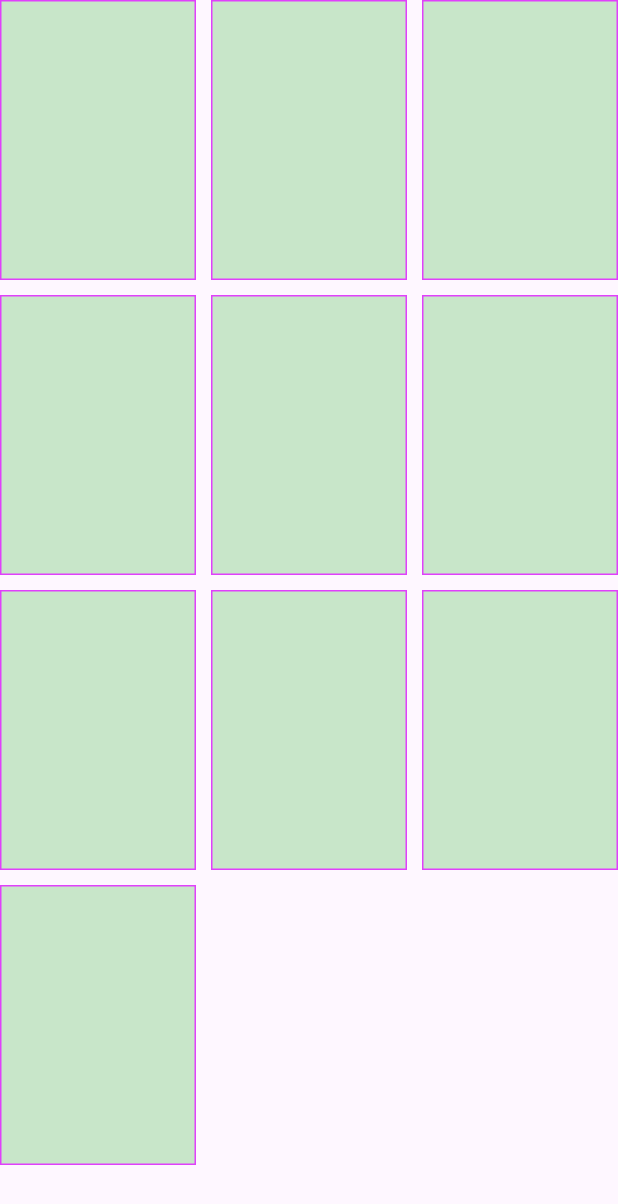
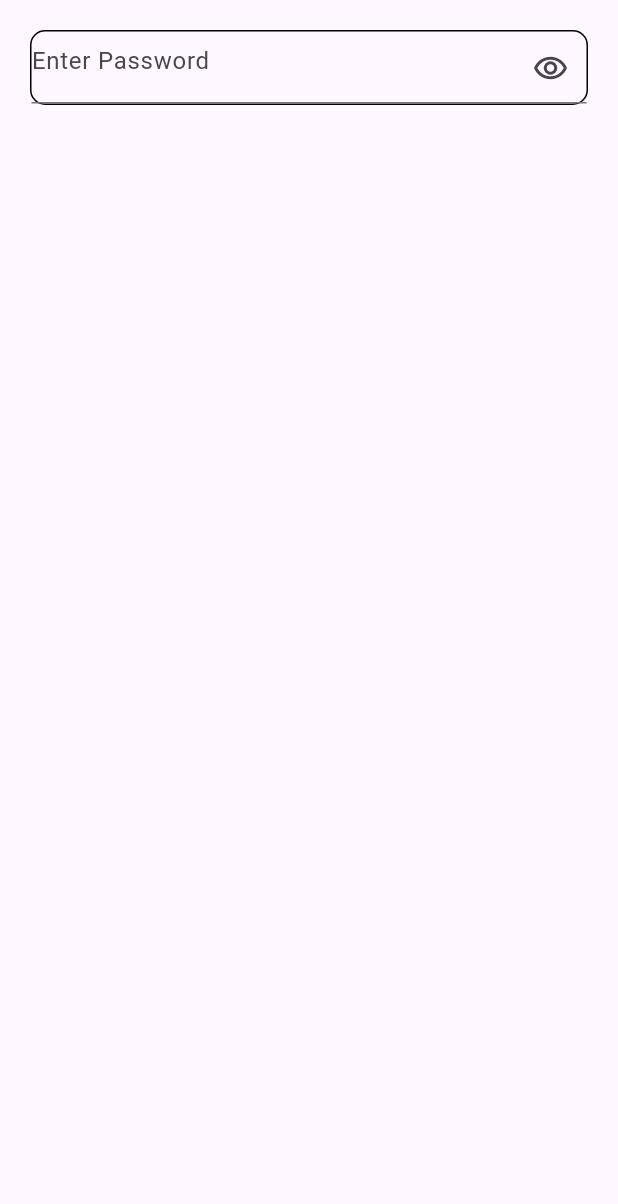
Before and after one commit to rehman3512/Online-Groceries-App, a Flutter app: the screen it shows after launch, on a phone screen of 412 x 824 dp. Shown: the top 1204 px of the screen. Run offline on Flutter 3.47's test engine with Material 3 defaults, Android fonts, the light colour scheme and no system bars; our stand-ins replace get, google_fonts, intl_phone_number_input.

Commit message:
password

```diff
--- a/lib/main.dart
+++ b/lib/main.dart
@@ -12,6 +12,7 @@ import 'package:online_groceries_app/Views/Starting_screen/Onboarding_screen/onb
 import 'package:online_groceries_app/Views/Starting_screen/Splash_screen/splash_Screen.dart';
 import 'package:online_groceries_app/Views/Auth_views/Login_screen/Login_Screen.dart';
 import 'package:online_groceries_app/Views/gridview.dart';
+import 'package:online_groceries_app/password.dart';
 
 void main()
 {
@@ -24,7 +25,7 @@ class MyApp extends StatelessWidget {
   Widget build(BuildContext context) {
     return GetMaterialApp(
       debugShowCheckedModeBanner: false,
-      home: GridClass(),
+      home: Password(),
     );
   }
 }
--- /dev/null
+++ b/lib/password.dart
@@ -0,0 +1,40 @@
+import 'package:flutter/material.dart';
+
+class Password extends StatefulWidget {
+  const Password({super.key});
+
+  @override
+  State<Password> createState() => _PasswordState();
+}
+
+class _PasswordState extends State<Password> {
+  bool isHide=true;
+  @override
+  Widget build(BuildContext context) {
+    return Scaffold(
+      body: Column(children: [
+        Container(
+          margin: EdgeInsets.all(20),
+          decoration: BoxDecoration(
+            border: Border.all(),
+            borderRadius: BorderRadius.circular(10)
+          ),
+          child: TextFormField(
+            obscureText: isHide,
+            decoration: InputDecoration(
+              hintText: "Enter Password",
+              suffixIcon: IconButton(onPressed: (){
+                if(isHide==true){ isHide=false; }
+                else { isHide=true; }
+                setState(() {
+
+                });
+              },
+                  icon: isHide? Icon(Icons.remove_red_eye_outlined):Icon(Icons.remove_red_eye)),
+            ),
+          ),
+        )
+      ],),
+    );
+  }
+}
```
